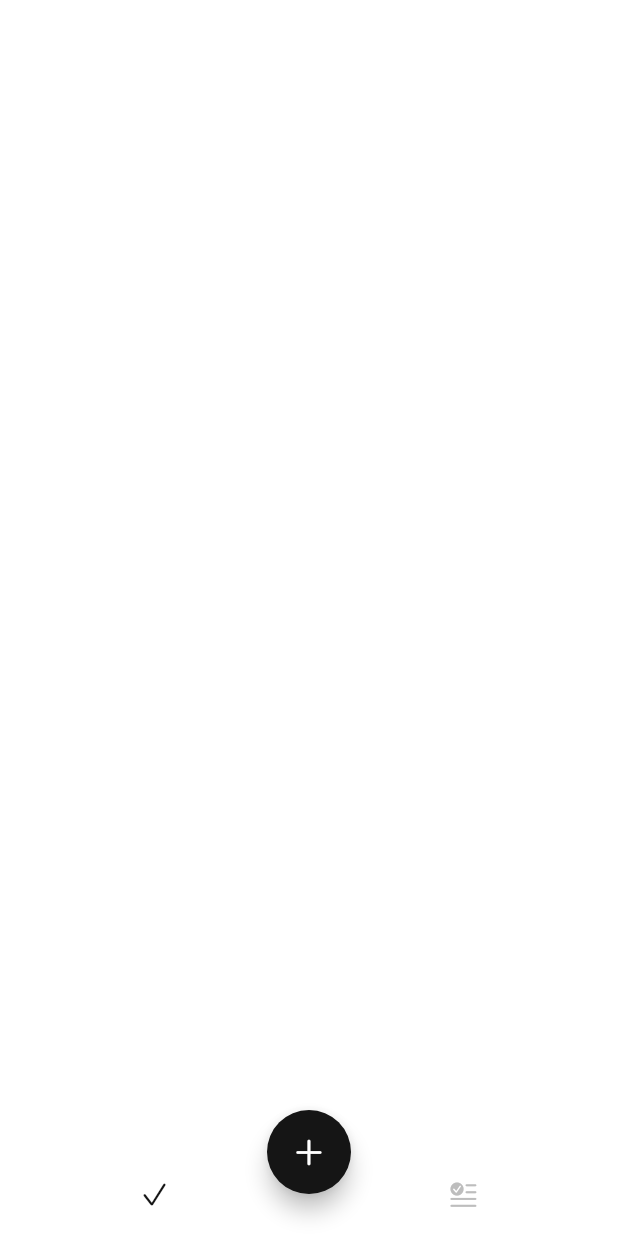
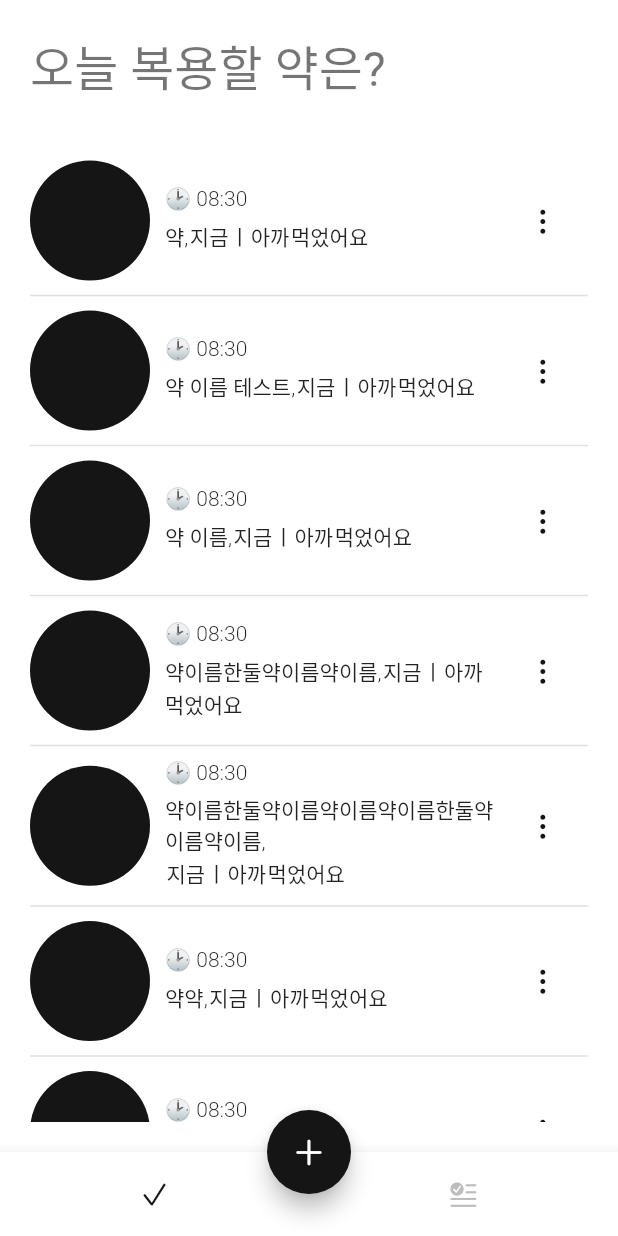
Before and after one commit to taeyun1/Capsule_Project, a Flutter app: the screen it shows after launch, on a phone screen of 412 x 824 dp. Run offline on Flutter 3.47's test engine with Material 2 defaults, Android fonts, the light colour scheme and no system bars; our stand-ins replace flutter_local_notifications, flutter_native_timezone, hive, hive_flutter, image_picker, permission_handler and 1 more; accounts and stored records are empty; Roboto replaces fonts that are missing (GmarketSansTTF).

Commit message:
CapsuleProject : 목록창, UI 제작하기

```diff
--- a/lib/pages/home_page.dart
+++ b/lib/pages/home_page.dart
@@ -1,4 +1,5 @@
 import 'package:capsule/components/capsule_colors.dart';
+import 'package:capsule/components/capsule_constants.dart';
 import 'package:capsule/pages/add_medicine/add_medicine_page.dart';
 import 'package:capsule/pages/history/history_page.dart';
 import 'package:capsule/pages/today/today_page.dart';
@@ -14,7 +15,7 @@ class HomePage extends StatefulWidget {
 
 class _HomePageState extends State<HomePage> {
   final _pages = [
-    const TodayPage(),
+    TodayPage(),
     const HistoryPage(),
   ];
 
@@ -22,36 +23,27 @@ class _HomePageState extends State<HomePage> {
 
   @override
   Widget build(BuildContext context) {
-    return Container(
-      color: Colors.white,
-      // SafeArea : 아이폰 하단 벌어진거 채워줌
-      child: SafeArea(
-        // top: false, // 상단 컬러 적용 X
-        child: Scaffold(
-          appBar: AppBar(
-            title: Text('Data'),
-            elevation: 0,
+    return Scaffold(
+      body: Padding(
+        padding: pagePadding,
+        child: SafeArea(child: _pages[_currentIndex]),
       ),
-          body: _pages[_currentIndex],
 
       // ======== 플러팅 버튼 설정 ========
       floatingActionButton: FloatingActionButton(
         onPressed: _onAddMedicine,
         child: const Icon(CupertinoIcons.add),
       ),
-          floatingActionButtonLocation:
-              FloatingActionButtonLocation.centerDocked,
+      floatingActionButtonLocation: FloatingActionButtonLocation.centerDocked,
 
       // ======== 하단 NavBar 설정 ========
       bottomNavigationBar: _buildBottomAppBar(),
-        ),
-      ),
     );
   }
 
   BottomAppBar _buildBottomAppBar() {
     return BottomAppBar(
-      elevation: 0,
+      // elevation: 0,
       child: Container(
         height: kBottomNavigationBarHeight, // bottom navar의 기본 높이지정
         color: Colors.white,
--- a/lib/pages/today/today_page.dart
+++ b/lib/pages/today/today_page.dart
@@ -1,14 +1,135 @@
+import 'package:capsule/components/capsule_constants.dart';
+import 'package:flutter/cupertino.dart';
 import 'package:flutter/material.dart';
 
 class TodayPage extends StatelessWidget {
-  const TodayPage({Key? key}) : super(key: key);
+  TodayPage({Key? key}) : super(key: key);
+
+  final list = [
+    '약',
+    '약 이름 테스트',
+    '약 이름',
+    '약이름한둘약이름약이름',
+    '약이름한둘약이름약이름약이름한둘약이름약이름',
+    '약약',
+    '약ㅋㅋㅋㅋ',
+  ];
 
   @override
   Widget build(BuildContext context) {
-    return Scaffold(
-      appBar: AppBar(
-        title: const Text('Today'),
+    return Column(
+      crossAxisAlignment: CrossAxisAlignment.start,
+      children: [
+        Text(
+          '오늘 복용할 약은?',
+          style: Theme.of(context).textTheme.headline4,
+        ),
+        const SizedBox(height: regulerSpace),
+        Expanded(
+          // ListView.separated는 아이템 사이에 구분할때 어떤한 위젯을 그려줄지 사용
+          child: ListView.separated(
+            padding: const EdgeInsets.symmetric(vertical: regulerSpace),
+            itemCount: list.length,
+            itemBuilder: (context, index) {
+              return MedicineListTile(
+                name: list[index],
+              );
+            },
+            separatorBuilder: (context, index) {
+              return const Divider(height: regulerSpace, thickness: 1.0);
+              // return const SizedBox(height: regulerSpace);
+            },
+          ),
+        ),
+      ],
+    );
+  }
+}
+
+class MedicineListTile extends StatelessWidget {
+  const MedicineListTile({
+    Key? key,
+    required this.name,
+  }) : super(key: key);
+
+  final String name;
+
+  @override
+  Widget build(BuildContext context) {
+    final textStyle = Theme.of(context).textTheme.bodyText2;
+    return Container(
+      child: Row(
+        children: [
+          // CupertinoButton은 자체적으로 패딩을 가지고 있음.
+          CupertinoButton(
+            padding: EdgeInsets.zero,
+            onPressed: () {},
+            child: const CircleAvatar(
+              radius: 40,
+            ),
+          ),
+          const SizedBox(width: smallSpace),
+          const Divider(height: 1, thickness: 1.0), // Divider : 구분선
+          Expanded(
+            child: Column(
+              crossAxisAlignment: CrossAxisAlignment.start,
+              children: [
+                Text('🕑 08:30', style: textStyle),
+                const SizedBox(height: 6),
+                Wrap(
+                  crossAxisAlignment: WrapCrossAlignment.center,
+                  children: [
+                    Text('$name,', style: textStyle),
+                    TileActionButton(
+                      onTap: () {},
+                      title: '지금',
+                    ),
+                    Text('ㅣ', style: textStyle),
+                    TileActionButton(
+                      onTap: () {},
+                      title: '아까',
+                    ),
+                    Text('먹었어요', style: textStyle),
+                  ],
+                )
+              ],
+            ),
+          ),
+          CupertinoButton(
+            onPressed: () {},
+            child: const Icon(CupertinoIcons.ellipsis_vertical),
+          ),
+        ],
       ),
     );
   }
 }
+
+class TileActionButton extends StatelessWidget {
+  const TileActionButton({
+    Key? key,
+    required this.onTap,
+    required this.title,
+  }) : super(key: key);
+
+  final VoidCallback onTap;
+  final String title;
+
+  @override
+  Widget build(BuildContext context) {
+    final buttonTextStyle = Theme.of(context)
+        .textTheme
+        .bodyText2
+        ?.copyWith(fontWeight: FontWeight.w500);
+    return GestureDetector(
+      onTap: onTap,
+      child: Padding(
+        padding: const EdgeInsets.all(1.0),
+        child: Text(
+          title,
+          style: buttonTextStyle,
+        ),
+      ),
+    );
+  }
+}
```
Lines whose indentation alone changed are shown as unchanged.
